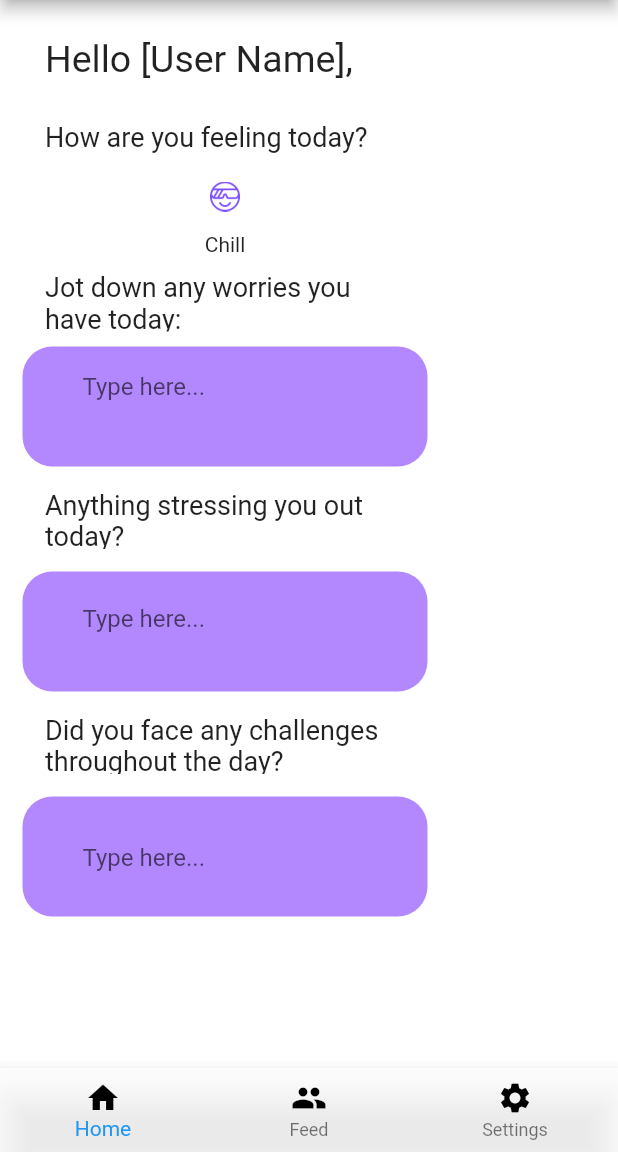
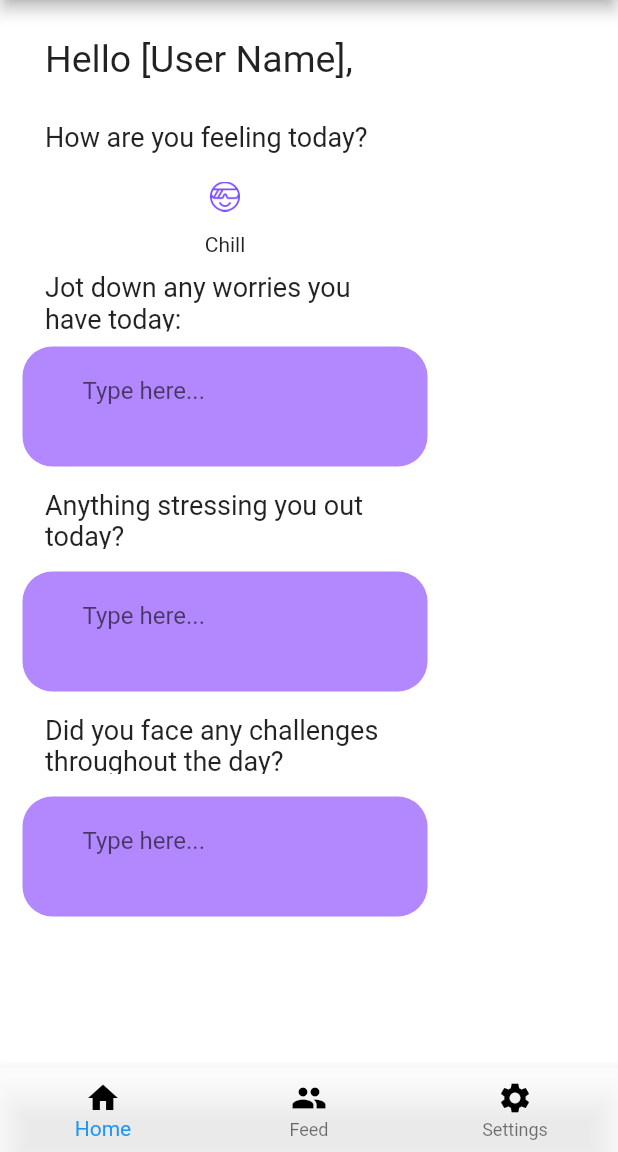
Before and after one commit to rmurudkar/Hack-Violet-Hackathon, a Flutter app: the screen it shows after launch, on a phone screen of 412 x 824 dp, the part 84-1236 px from its top. Run offline on Flutter 3.47's test engine with Material 2 defaults, Android fonts, the light colour scheme and no system bars.

Commit message:
fixed text box

```diff
--- a/lilac/lib/main.dart
+++ b/lilac/lib/main.dart
@@ -165,7 +165,7 @@ class _WorriesInputState extends State<WorriesInput> {
   @override
   Widget build(BuildContext context) {
     return Container(
-      padding: EdgeInsets.symmetric(vertical: 5, horizontal: 40),
+      padding: EdgeInsets.symmetric(vertical: 8, horizontal: 40),
       height: 80,
       width: 270,
       decoration: new BoxDecoration(
@@ -196,7 +196,7 @@ class _StressInputState extends State<StressInput> {
   @override
   Widget build(BuildContext context) {
     return Container(
-      padding: EdgeInsets.symmetric(vertical: 10, horizontal: 40),
+      padding: EdgeInsets.symmetric(vertical: 8, horizontal: 40),
       height: 80,
       width: 270,
       decoration: new BoxDecoration(
@@ -227,7 +227,7 @@ class _ChallengeInputState extends State<ChallengeInput> {
   @override
   Widget build(BuildContext context) {
     return Container(
-      padding: EdgeInsets.symmetric(vertical: 20, horizontal: 40),
+      padding: EdgeInsets.symmetric(vertical: 8, horizontal: 40),
       height: 80,
       width: 270,
       decoration: new BoxDecoration(
```
